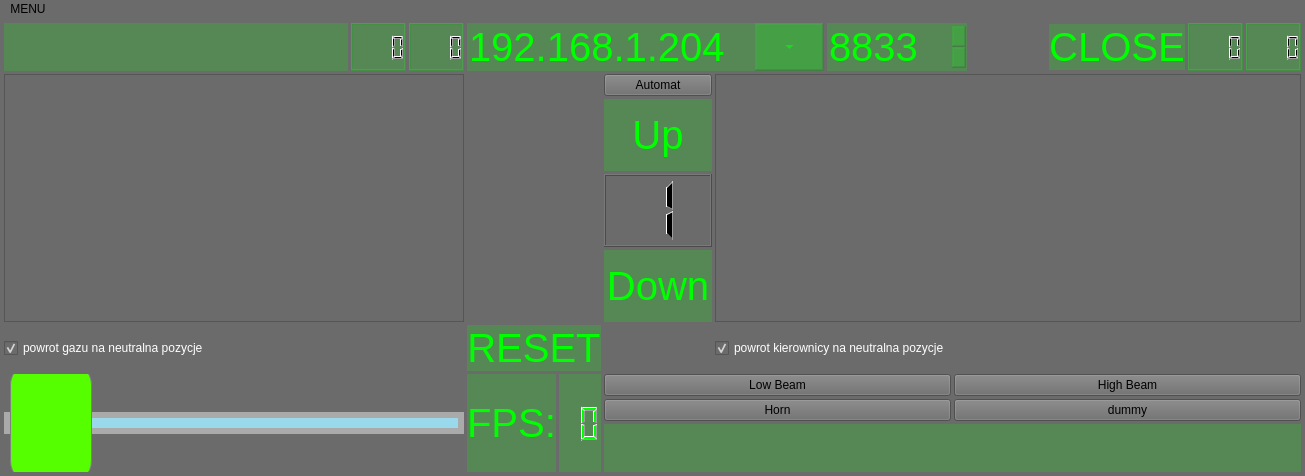
This is pilot/pilotwindow.ui in cyniu88/QT_kurs as Qt 5 draws it before an edit. The edited form follows.
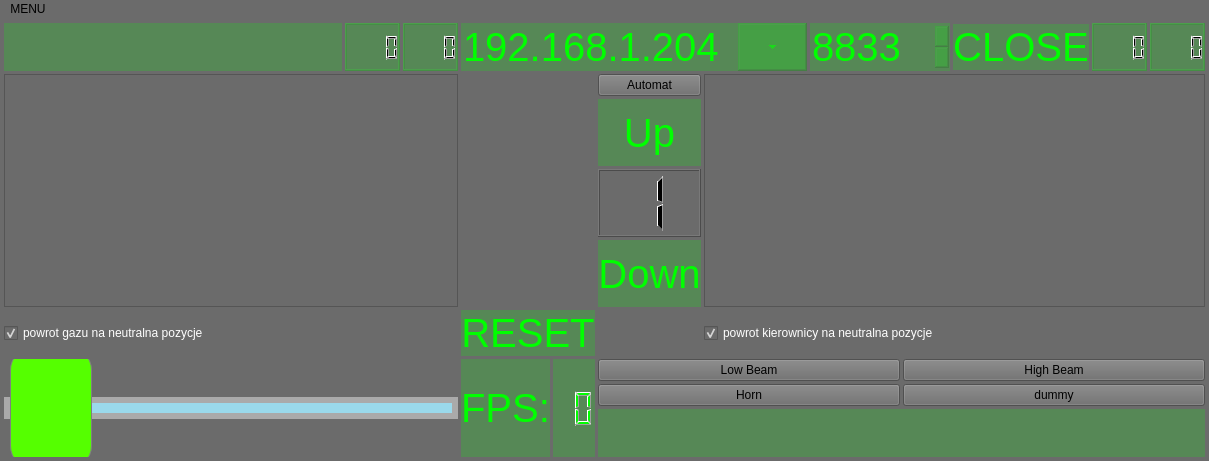
This is the edited form. Icons and pictures are not drawn. Custom widgets are drawn as their Qt base class.

```diff
--- a/pilot/pilotwindow.ui
+++ b/pilot/pilotwindow.ui
@@ -6,8 +6,8 @@
    <rect>
     <x>0</x>
     <y>0</y>
-    <width>1305</width>
-    <height>476</height>
+    <width>1209</width>
+    <height>461</height>
    </rect>
   </property>
   <property name="sizePolicy">
@@ -531,7 +531,7 @@
     <rect>
      <x>0</x>
      <y>0</y>
-     <width>1305</width>
+     <width>1209</width>
      <height>26</height>
     </rect>
    </property>
```
Left out of the diff: 440 changed lines with no effect on the pictures.
